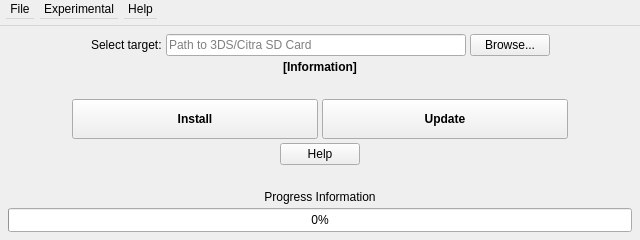
Qt form CTGP7-Updater-experimental/UI/main-experiment.ui (CyberYoshi64/cy64-scriptbox) before a commit.
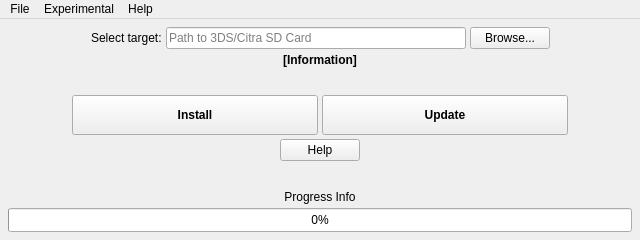
The same form after that commit. Icons and pictures are not drawn.

The edit to the form file:
```diff
--- a/CTGP7-Updater-experimental/UI/main-experiment.ui
+++ b/CTGP7-Updater-experimental/UI/main-experiment.ui
@@ -22,14 +22,6 @@
     <height>240</height>
    </size>
   </property>
-  <property name="font">
-   <font>
-    <pointsize>9</pointsize>
-   </font>
-  </property>
-  <property name="acceptDrops">
-   <bool>false</bool>
-  </property>
   <property name="windowTitle">
    <string>CTGP-7 Installer</string>
   </property>
@@ -87,12 +79,6 @@
       </item>
       <item>
        <widget class="QLineEdit" name="sdRootText">
-        <property name="sizePolicy">
-         <sizepolicy hsizetype="Fixed" vsizetype="Fixed">
-          <horstretch>0</horstretch>
-          <verstretch>0</verstretch>
-         </sizepolicy>
-        </property>
         <property name="minimumSize">
          <size>
           <width>300</width>
@@ -148,7 +134,6 @@
      <widget class="QLabel" name="miscInfoLabel">
       <property name="font">
        <font>
-        <pointsize>9</pointsize>
         <weight>75</weight>
         <bold>true</bold>
        </font>
@@ -208,7 +193,6 @@
         </property>
         <property name="font">
          <font>
-          <pointsize>9</pointsize>
           <weight>75</weight>
           <bold>true</bold>
          </font>
@@ -237,7 +221,6 @@
         </property>
         <property name="font">
          <font>
-          <pointsize>9</pointsize>
           <weight>75</weight>
           <bold>true</bold>
          </font>
@@ -318,7 +301,7 @@
     <item>
      <widget class="QLabel" name="progressInfoLabel">
       <property name="text">
-       <string>Progress Information</string>
+       <string>Progress Info</string>
       </property>
       <property name="alignment">
        <set>Qt::AlignCenter</set>
@@ -350,47 +333,14 @@
    </layout>
   </widget>
   <widget class="QMenuBar" name="menuBar">
-   <property name="enabled">
-    <bool>true</bool>
-   </property>
    <property name="geometry">
     <rect>
      <x>0</x>
      <y>0</y>
      <width>640</width>
-     <height>26</height>
+     <height>27</height>
     </rect>
    </property>
-   <property name="sizePolicy">
-    <sizepolicy hsizetype="MinimumExpanding" vsizetype="Maximum">
-     <horstretch>0</horstretch>
-     <verstretch>0</verstretch>
-    </sizepolicy>
-   </property>
-   <property name="minimumSize">
-    <size>
-     <width>0</width>
-     <height>26</height>
-    </size>
-   </property>
-   <property name="maximumSize">
-    <size>
-     <width>16777215</width>
-     <height>26</height>
-    </size>
-   </property>
-   <property name="font">
-    <font>
-     <pointsize>9</pointsize>
-     <kerning>true</kerning>
-    </font>
-   </property>
-   <property name="defaultUp">
-    <bool>false</bool>
-   </property>
-   <property name="nativeMenuBar">
-    <bool>true</bool>
-   </property>
    <widget class="QMenu" name="menuFile">
     <property name="title">
      <string>File</string>
```
Left out of the diff: 35 changed lines with no effect on the pictures.
